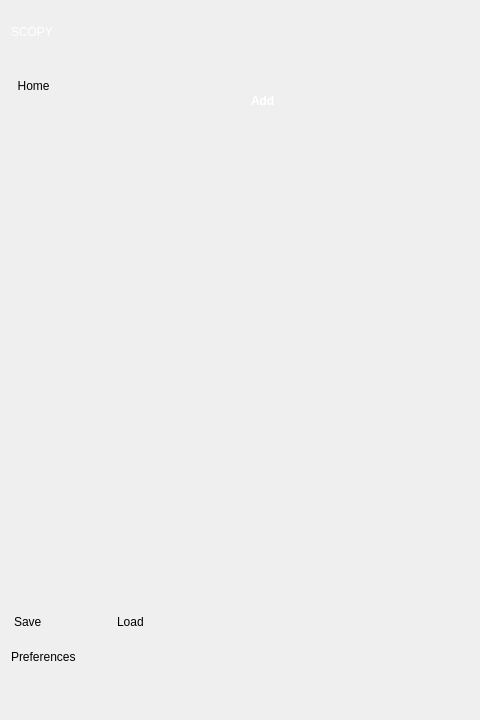
Old version of the form ui/tool_launcher.ui in the repository analogdevicesinc/scopy; both pictures show x 0 to 480 and y 0 to 720 of the 1280 by 720 pixel window.
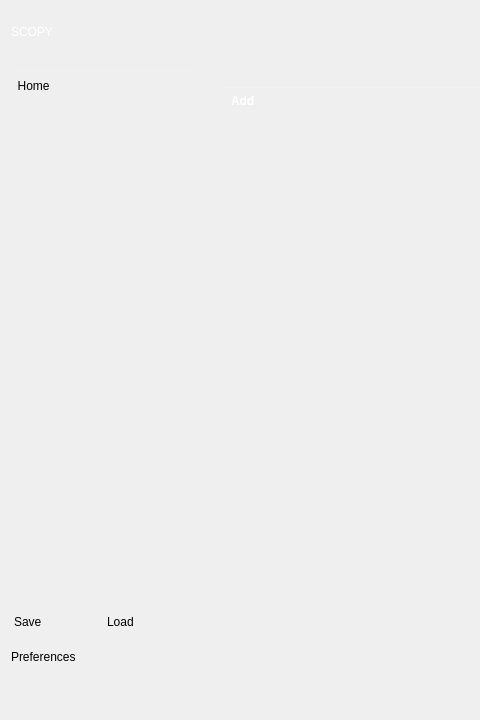
New version of the form. Icons and pictures are not drawn. Custom widgets are drawn as their Qt base class.

Commit message: ui/tool_launcher.ui: show scrollbar when menu is collapsed

The edit to the form file:
```diff
--- a/ui/tool_launcher.ui
+++ b/ui/tool_launcher.ui
@@ -271,7 +271,7 @@
          </property>
          <property name="minimumSize">
           <size>
-           <width>200</width>
+           <width>0</width>
            <height>0</height>
           </size>
          </property>
@@ -289,10 +289,16 @@
            <rect>
             <x>0</x>
             <y>0</y>
-            <width>200</width>
-            <height>466</height>
+            <width>180</width>
+            <height>440</height>
            </rect>
           </property>
+          <property name="sizePolicy">
+           <sizepolicy hsizetype="Preferred" vsizetype="Expanding">
+            <horstretch>0</horstretch>
+            <verstretch>0</verstretch>
+           </sizepolicy>
+          </property>
           <property name="minimumSize">
            <size>
             <width>0</width>
@@ -318,11 +324,17 @@
            <item>
             <widget class="QWidget" name="widget" native="true">
              <property name="sizePolicy">
-              <sizepolicy hsizetype="Expanding" vsizetype="Expanding">
+              <sizepolicy hsizetype="Preferred" vsizetype="Expanding">
                <horstretch>0</horstretch>
                <verstretch>0</verstretch>
               </sizepolicy>
              </property>
+             <property name="minimumSize">
+              <size>
+               <width>0</width>
+               <height>0</height>
+              </size>
+             </property>
              <property name="styleSheet">
               <string notr="true"/>
              </property>
@@ -353,6 +365,22 @@
          </property>
         </widget>
        </item>
+       <item>
+        <spacer name="horizontalSpacer_10">
+         <property name="orientation">
+          <enum>Qt::Horizontal</enum>
+         </property>
+         <property name="sizeType">
+          <enum>QSizePolicy::Fixed</enum>
+         </property>
+         <property name="sizeHint" stdset="0">
+          <size>
+           <width>180</width>
+           <height>20</height>
+          </size>
+         </property>
+        </spacer>
+       </item>
        <item>
         <layout class="QHBoxLayout" name="horizontalLayout_4">
          <item>
```
